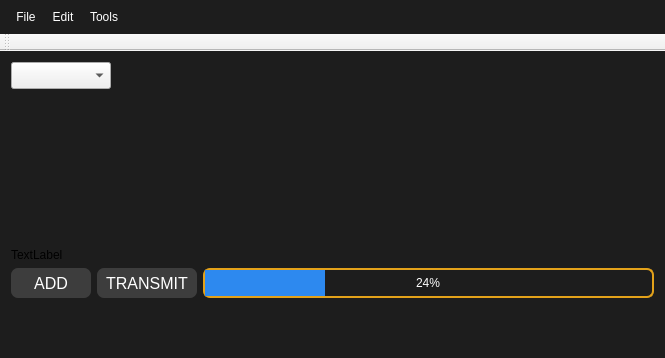
Qt form src/window_munk_power_supply/main_window.ui (dmherrington/ECM-Control-System) before a commit.
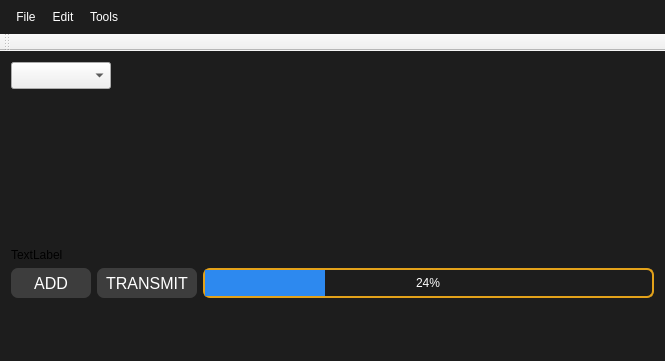
The same form after that commit. Icons and pictures are not drawn. Custom widgets are drawn as their Qt base class.

```diff
--- a/src/window_munk_power_supply/main_window.ui
+++ b/src/window_munk_power_supply/main_window.ui
@@ -7,7 +7,7 @@
     <x>0</x>
     <y>0</y>
     <width>665</width>
-    <height>358</height>
+    <height>361</height>
    </rect>
   </property>
   <property name="sizePolicy">
@@ -106,11 +106,15 @@
 
 QPushButton{
 border-style:solid;
-
 background-color:#3d3d3d;
 color:#fff;
 border-radius:7px;
 }
+
+QPushButton:disabled {
+background-color: rgb(204, 0, 0);
+}
+
 QPushButton:hover{
 color:#ccc;
 	background-color: qlineargradient(spread:pad, x1:0.517, y1:0, x2:0.517, y2:1, stop:0 rgba(45, 45, 45, 255), stop:0.505682 rgba(45, 45, 45, 255), stop:1 rgba(29, 29, 29, 255));
@@ -438,7 +442,7 @@
       <property name="sizeHint" stdset="0">
        <size>
         <width>10</width>
-        <height>37</height>
+        <height>5</height>
        </size>
       </property>
      </spacer>
```
Left out of the diff: 8 changed lines with no effect on the pictures.
